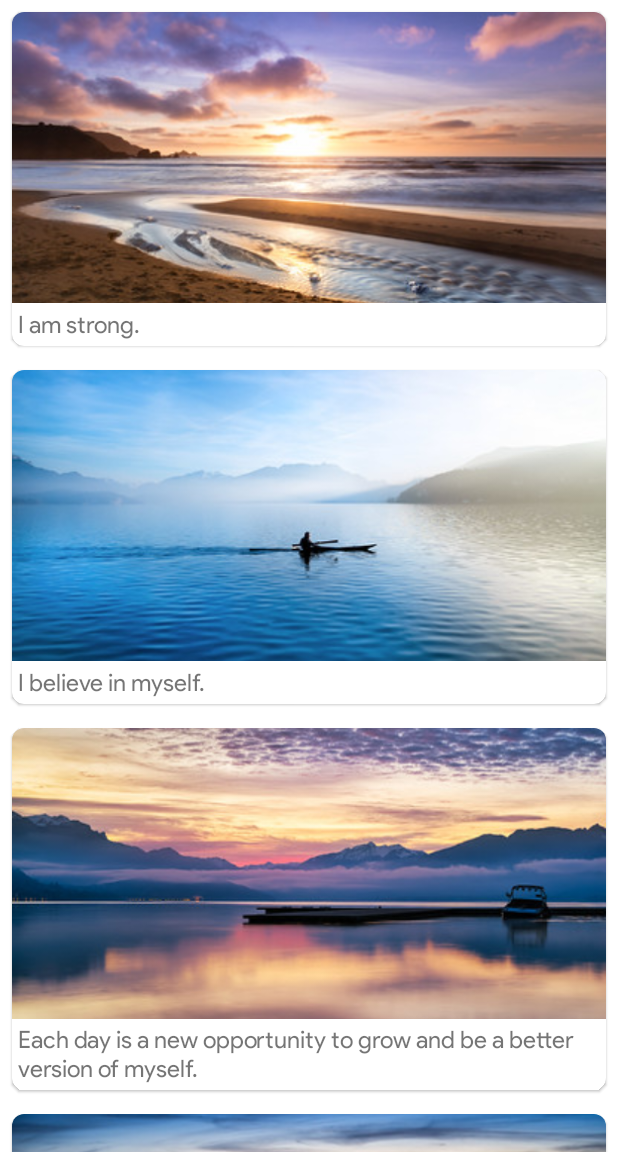
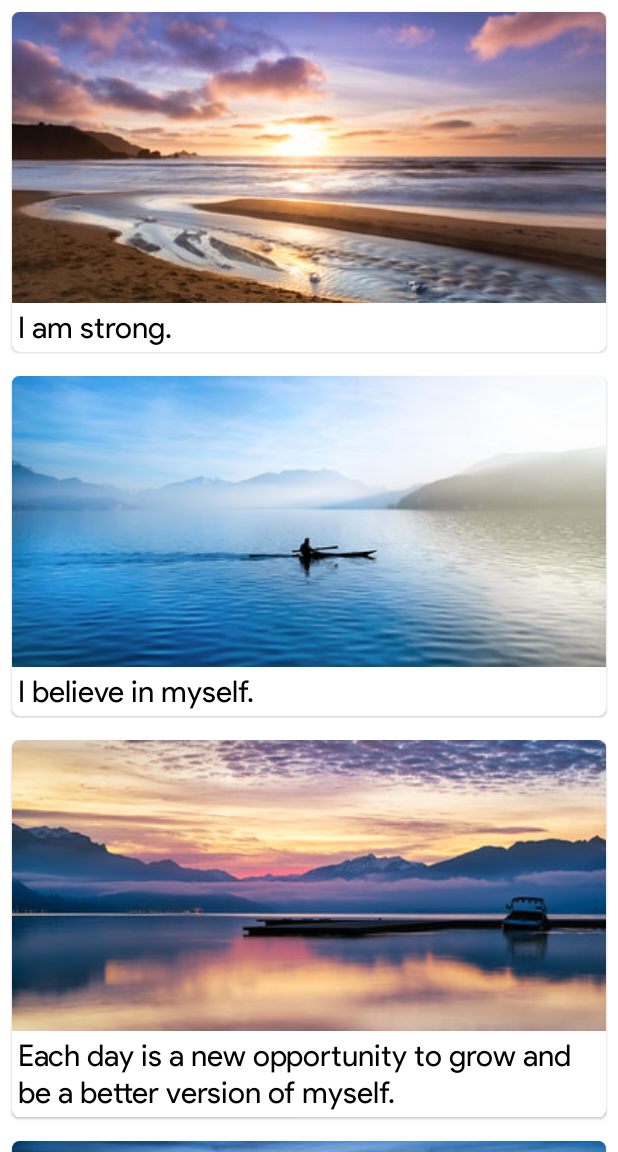
Before and after one commit to tumininucodes/affirmations, an Android app: the screen it shows after launch (MainActivity), on a phone screen of 412 x 824 dp, the part 84-1236 px from its top. Run offline under Robolectric (Android 15) with nearby library versions, the phone set to English and light mode, and no system bars; our stand-ins replace data binding.

Commit message:
A simple affirmations app for positivity

```diff
--- a/app/src/main/res/layout/list_item.xml
+++ b/app/src/main/res/layout/list_item.xml
@@ -4,7 +4,7 @@
     xmlns:app="http://schemas.android.com/apk/res-auto"
     android:layout_margin="8dp"
     android:elevation="5dp"
-    app:cardCornerRadius="8dp"
+    app:cardCornerRadius="5dp"
     android:layout_height="wrap_content">
 
     <LinearLayout
@@ -22,10 +22,11 @@
         <TextView
             android:id="@+id/item_title"
             android:layout_width="wrap_content"
+            android:textColor="@color/black"
             android:padding="4dp"
             android:layout_height="wrap_content"
             android:fontFamily="@font/product_sans_regular"
-            android:textSize="16sp" />
+            android:textSize="20sp" />
 
     </LinearLayout>
 
--- a/app/src/main/res/values/colors.xml
+++ b/app/src/main/res/values/colors.xml
@@ -3,5 +3,6 @@
     <color name="colorPrimary">#FF1744</color>
     <color name="colorPrimaryDark">#FF1744</color>
     <color name="colorAccent">#00B0FF</color>
+    <color name="black">#000000</color>
     <color name="colorWhite">#FFF</color>
 </resources>
```
